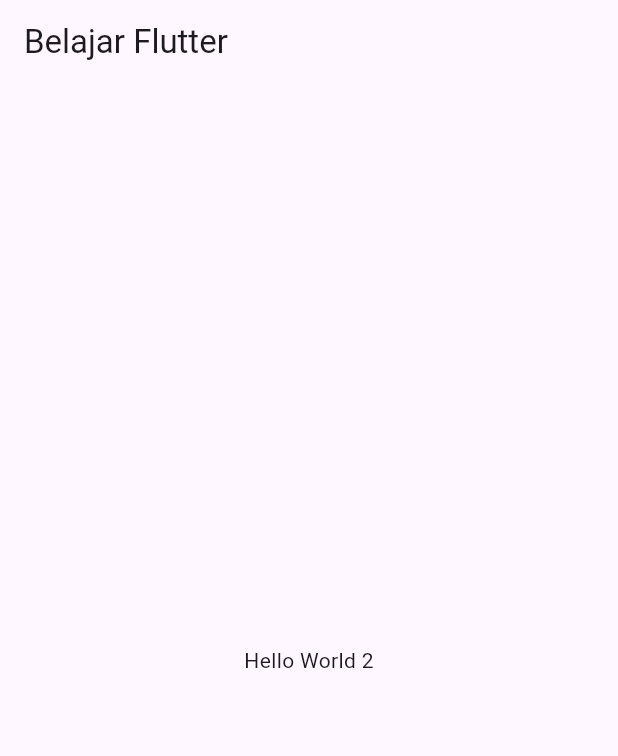
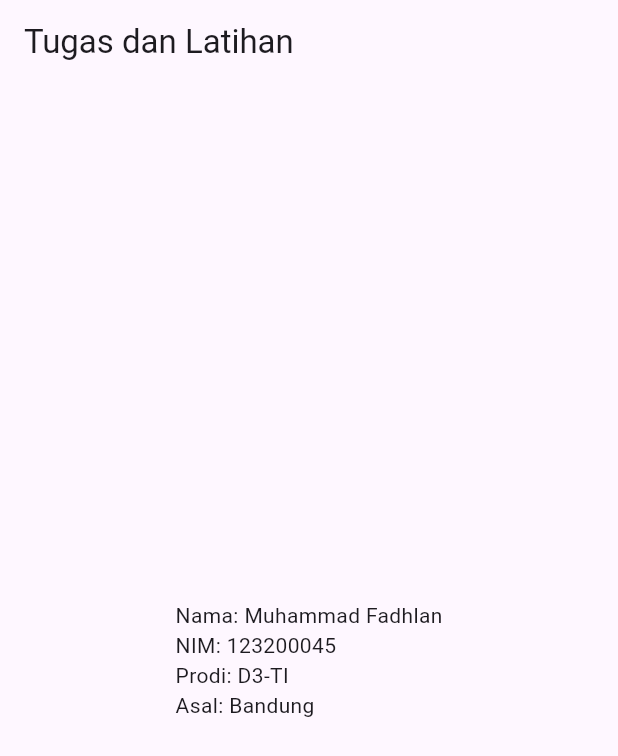
Before and after one commit to aryawp0203/flutter_pmo_2026, a Flutter app: the screen it shows after launch, on a phone screen of 412 x 824 dp. Shown: the top 756 px of the screen. Run offline on Flutter 3.47's test engine with Material 3 defaults, Android fonts, the phone set to English and light mode, and no system bars.

Commit message:
Tugas dan Latihan

```diff
--- /dev/null
+++ b/lib/biodata.dart
@@ -0,0 +1,17 @@
+import 'package:flutter/material.dart';
+
+class Biodata extends StatelessWidget {
+  const Biodata({super.key});
+
+  @override
+  Widget build(BuildContext context) {
+    return Scaffold(
+      appBar: AppBar(
+        title: const Text('Tugas dan Latihan'),
+      ),
+      body: const Center(
+        child: Text("Nama: Muhammad Fadhlan\nNIM: 123200045\nProdi: D3-TI\nAsal: Bandung"),
+      )
+    );
+  }
+}
--- a/lib/main.dart
+++ b/lib/main.dart
@@ -1,5 +1,5 @@
 import 'package:flutter/material.dart';
-import 'package:flutter_materi_3/hello_world.dart';
+import 'package:flutter_materi_3/biodata.dart';
 
 void main() {
   runApp(const MainApp());
@@ -12,7 +12,7 @@ class MainApp extends StatelessWidget {
   Widget build(BuildContext context) {
     return MaterialApp(
       title: 'Aplikasi Flutter Pertama',
-      home: HelloWorld(),
+      home: Biodata(),
     );
   }
 }
```
